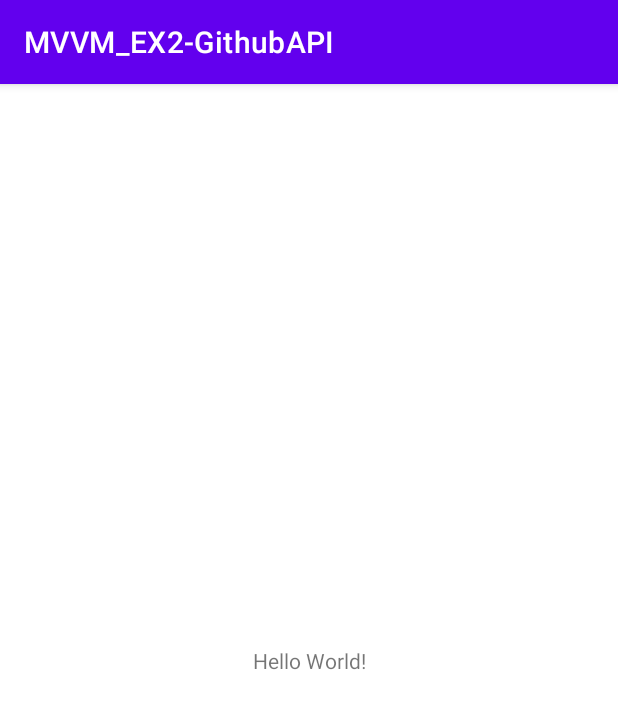
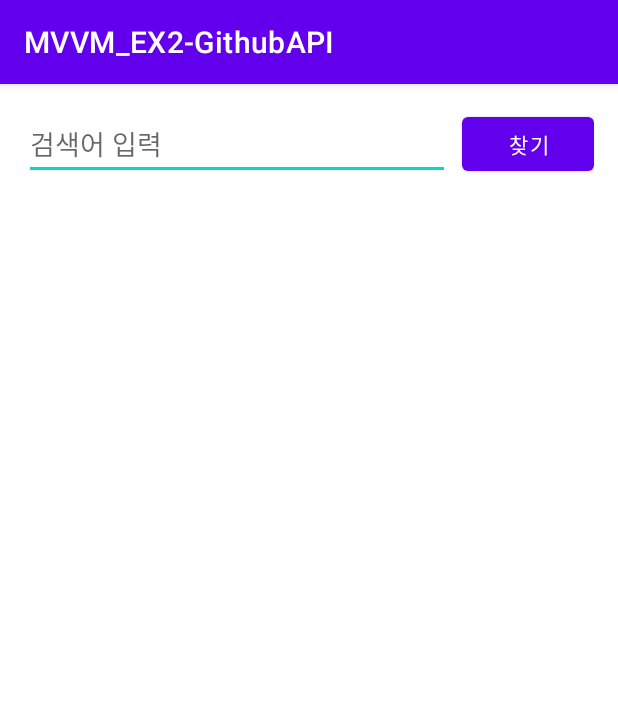
Before and after one commit to rrilla/Android_Kotlin-EX, an Android app: the screen it shows after launch (MainActivity), on a phone screen of 412 x 824 dp. Shown: the top 709 px of the screen. Run offline under Robolectric (Android 15) with nearby library versions, the phone set to English and light mode, and no system bars.

Commit message:
feat: MVVM 적용 간단한 프로젝트-Github API
- AAC, Coroutine, Retrofit, Github API

```diff
--- a/MVVM_EX2GithubAPI/app/src/main/AndroidManifest.xml
+++ b/MVVM_EX2GithubAPI/app/src/main/AndroidManifest.xml
@@ -1,6 +1,8 @@
 <?xml version="1.0" encoding="utf-8"?>
 <manifest xmlns:android="http://schemas.android.com/apk/res/android"
     package="com.example.mvvm_ex2_githubapi">
+
+    <uses-permission android:name="android.permission.INTERNET" />
 
     <application
         android:allowBackup="true"
--- /dev/null
+++ b/MVVM_EX2GithubAPI/app/src/main/java/com/example/mvvm_ex2_githubapi/BaseService.kt
@@ -0,0 +1,13 @@
+package com.example.mvvm_ex2_githubapi
+
+import okhttp3.OkHttpClient
+import retrofit2.Retrofit
+import retrofit2.converter.gson.GsonConverterFactory
+
+class BaseService {
+    fun getClient(baseUrl: String): Retrofit? = Retrofit.Builder()
+        .baseUrl(baseUrl)
+        .client(OkHttpClient())
+        .addConverterFactory(GsonConverterFactory.create())
+        .build()
+}
--- /dev/null
+++ b/MVVM_EX2GithubAPI/app/src/main/java/com/example/mvvm_ex2_githubapi/GithubApi.kt
@@ -0,0 +1,14 @@
+package com.example.mvvm_ex2_githubapi
+
+import com.example.mvvm_ex2_githubapi.model.GithubRepositoriesModel
+import retrofit2.Response
+import retrofit2.http.GET
+import retrofit2.http.Query
+
+interface GithubApi {
+    @GET("search/repositories")
+    //  suspend는 Coroutine을 위해 사용하는 키워드
+    suspend fun getRepositories(
+        @Query("q") query: String
+    ): Response<GithubRepositoriesModel>
+}
--- /dev/null
+++ b/MVVM_EX2GithubAPI/app/src/main/java/com/example/mvvm_ex2_githubapi/GithubRepository.kt
@@ -0,0 +1,7 @@
+package com.example.mvvm_ex2_githubapi
+
+class GithubRepository {
+    private val githubClient = GithubService.client
+
+    suspend fun getRepositories(query: String) = githubClient?.getRepositories(query)
+}
--- /dev/null
+++ b/MVVM_EX2GithubAPI/app/src/main/java/com/example/mvvm_ex2_githubapi/GithubService.kt
@@ -0,0 +1,7 @@
+package com.example.mvvm_ex2_githubapi
+
+//   Singletone으로 관리
+object GithubService {
+    private const val GITHUB_URL = "https://api.github.com"
+    val client = BaseService().getClient(GITHUB_URL)?.create(GithubApi::class.java)
+}
--- a/MVVM_EX2GithubAPI/app/src/main/java/com/example/mvvm_ex2_githubapi/MainActivity.kt
+++ b/MVVM_EX2GithubAPI/app/src/main/java/com/example/mvvm_ex2_githubapi/MainActivity.kt
@@ -1,11 +1,90 @@
 package com.example.mvvm_ex2_githubapi
 
+import android.content.Context
+import android.content.Intent
+import android.net.Uri
 import androidx.appcompat.app.AppCompatActivity
 import android.os.Bundle
+import android.view.inputmethod.InputMethodManager
+import androidx.lifecycle.ViewModelProvider
+import androidx.recyclerview.widget.LinearLayoutManager
+import com.example.mvvm_ex2_githubapi.databinding.ActivityMainBinding
+import com.example.mvvm_ex2_githubapi.model.GithubRepositoryModel
 
 class MainActivity : AppCompatActivity() {
+
+    private lateinit var viewModel: MainViewModel
+    private lateinit var viewModelFactory: MainViewModelFactory
+    private lateinit var mGithubRepositoryAdapter: GithubRepositoryAdapter
+    private lateinit var binding: ActivityMainBinding
+
     override fun onCreate(savedInstanceState: Bundle?) {
         super.onCreate(savedInstanceState)
-        setContentView(R.layout.activity_main)
+        binding = ActivityMainBinding.inflate(layoutInflater)
+        setContentView(binding.root)
+        initButton()
+        initViewModel()
+    }
+
+    private fun initButton() {
+        binding.searchButton.setOnClickListener {
+            onSearchClick()
+        }
+    }
+
+    private fun initViewModel() {
+        viewModelFactory = MainViewModelFactory(GithubRepository())
+        viewModel = ViewModelProvider(this, viewModelFactory).get(MainViewModel::class.java)
+        viewModel.githubRepositories.observe(this) {
+            updateRepositories(it)
+        }
+    }
+
+    private fun updateRepositories(repos: List<GithubRepositoryModel>) {
+        if(::mGithubRepositoryAdapter.isInitialized) {
+            mGithubRepositoryAdapter.update(repos)
+        } else {
+            mGithubRepositoryAdapter = GithubRepositoryAdapter(repos).apply {
+                listener = object : GithubRepositoryAdapter.OnGithubRepositoryClickListener {
+                    override fun onItemClick(position: Int) {
+                        mGithubRepositoryAdapter.getItem(position).run {
+                            openGithub(htmlUrl)
+                        }
+                    }
+                }
+            }
+            binding.githubReposView.run {
+                setHasFixedSize(true)
+                layoutManager = LinearLayoutManager(this@MainActivity)
+                adapter = mGithubRepositoryAdapter
+                addItemDecoration(GithubRepositoryItemDecoration(6, 6))
+            }
+        }
+    }
+
+    private fun openGithub(url: String) {
+        try {
+            val uri = Uri.parse(url)
+            Intent(Intent.ACTION_VIEW, uri).run {
+                startActivity(this)
+            }
+        } catch (e: Exception) {
+            e.printStackTrace()
+        }
+    }
+
+    private fun onSearchClick() {
+        binding.inputView.run {
+            viewModel.requestGithubRepositories(binding.inputView.text.toString())
+            text.clear()
+            hideKeyboard()
+        }
+    }
+
+    private fun hideKeyboard() {
+        currentFocus?.run {
+            val imm = getSystemService(Context.INPUT_METHOD_SERVICE) as? InputMethodManager
+            imm?.hideSoftInputFromWindow(windowToken, 0)
+        }
     }
 }
--- /dev/null
+++ b/MVVM_EX2GithubAPI/app/src/main/java/com/example/mvvm_ex2_githubapi/MainViewModel.kt
@@ -0,0 +1,25 @@
+package com.example.mvvm_ex2_githubapi
+
+import androidx.lifecycle.MutableLiveData
+import androidx.lifecycle.ViewModel
+import com.example.mvvm_ex2_githubapi.model.GithubRepositoryModel
+import kotlinx.coroutines.CoroutineScope
+import kotlinx.coroutines.Dispatchers
+import kotlinx.coroutines.launch
+
+class MainViewModel(private val githubRepository: GithubRepository): ViewModel() {
+    private val _githubRepositories = MutableLiveData<List<GithubRepositoryModel>>()
+    val githubRepositories = _githubRepositories
+
+    fun requestGithubRepositories(query: String) {
+        CoroutineScope(Dispatchers.IO).launch {
+            githubRepository.getRepositories(query)?.let { response ->
+                if(response.isSuccessful) {
+                    response.body()?.let {
+                        _githubRepositories.postValue(it.items)
+                    }
+                }
+            }
+        }
+    }
+}
--- /dev/null
+++ b/MVVM_EX2GithubAPI/app/src/main/java/com/example/mvvm_ex2_githubapi/MainViewModelFactory.kt
@@ -0,0 +1,13 @@
+package com.example.mvvm_ex2_githubapi
+
+import androidx.lifecycle.ViewModel
+import androidx.lifecycle.ViewModelProvider
+
+/***
+ *  생성자에 파라미터가 있는 ViewModel들은 ViewModelFactory를 작성하고 이를 통해 초기화 해야 한다.
+ */
+class MainViewModelFactory(private val githubRepository: GithubRepository) : ViewModelProvider.Factory {
+    override fun <T : ViewModel> create(modelClass: Class<T>): T {
+        return modelClass.getConstructor(GithubRepository::class.java).newInstance(githubRepository)
+    }
+}
--- a/MVVM_EX2GithubAPI/app/src/main/res/layout/activity_main.xml
+++ b/MVVM_EX2GithubAPI/app/src/main/res/layout/activity_main.xml
@@ -4,15 +4,37 @@
     xmlns:tools="http://schemas.android.com/tools"
     android:layout_width="match_parent"
     android:layout_height="match_parent"
-    tools:context=".MainActivity">
+    android:padding="16dp"
+    tools:context=".view.MainActivity">
 
-    <TextView
+    <Button
         android:layout_width="wrap_content"
         android:layout_height="wrap_content"
-        android:text="Hello World!"
+        android:id="@+id/searchButton"
+        android:text="찾기"
+        app:layout_constraintTop_toTopOf="parent"
+        app:layout_constraintRight_toRightOf="parent"/>
+
+    <EditText
+        android:layout_width="0dp"
+        android:layout_height="wrap_content"
+        android:id="@+id/inputView"
+        android:layout_marginEnd="8dp"
+        android:maxLines="1"
+        android:hint="검색어 입력"
+        app:layout_constraintTop_toTopOf="@id/searchButton"
+        app:layout_constraintBottom_toBottomOf="@id/searchButton"
+        app:layout_constraintLeft_toLeftOf="parent"
+        app:layout_constraintRight_toLeftOf="@id/searchButton"/>
+
+    <androidx.recyclerview.widget.RecyclerView
+        android:layout_width="0dp"
+        android:layout_height="0dp"
+        android:id="@+id/githubReposView"
+        android:layout_marginTop="8dp"
+        app:layout_constraintTop_toBottomOf="@+id/inputView"
         app:layout_constraintBottom_toBottomOf="parent"
         app:layout_constraintLeft_toLeftOf="parent"
-        app:layout_constraintRight_toRightOf="parent"
-        app:layout_constraintTop_toTopOf="parent" />
+        app:layout_constraintRight_toRightOf="parent"/>
 
 </androidx.constraintlayout.widget.ConstraintLayout>
```
Also changed, not shown: MVVM_EX2GithubAPI/app/build.gradle (+15 -0 lines), MVVM_EX2GithubAPI/app/src/main/java/com/example/mvvm_ex2_githubapi/GithubRepositoryAdapter.kt (added, +47 -0 lines), MVVM_EX2GithubAPI/app/src/main/java/com/example/mvvm_ex2_githubapi/GithubRepositoryDiffCallback.kt (added, +20 -0 lines), MVVM_EX2GithubAPI/app/src/main/java/com/example/mvvm_ex2_githubapi/GithubRepositoryItemDecoration.kt (added, +18 -0 lines), MVVM_EX2GithubAPI/app/src/main/java/com/example/mvvm_ex2_githubapi/GithubRepositoryItemHolder.kt (added, +25 -0 lines), MVVM_EX2GithubAPI/app/src/main/java/com/example/mvvm_ex2_githubapi/model/GithubRepositoriesModel.kt (added, +36 -0 lines), MVVM_EX2GithubAPI/app/src/main/res/layout/item_github_repository.xml (added, +56 -0 lines).
